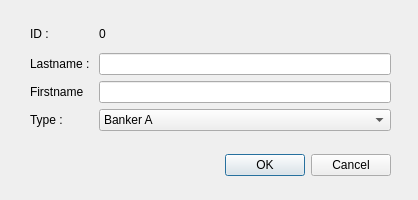
The window that TPQtIntroduction/dialogmodifyemployee.ui (Lydie-Pierrick/TP2-QT-INTRO) describes before a commit, drawn with Qt 5.
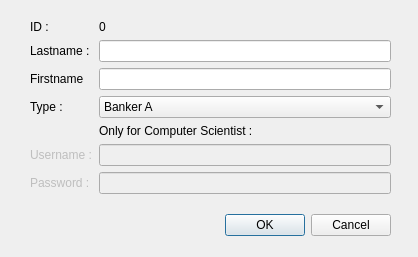
The same window after the commit.

Diff of the .ui file:
```diff
--- a/TPQtIntroduction/dialogmodifyemployee.ui
+++ b/TPQtIntroduction/dialogmodifyemployee.ui
@@ -7,7 +7,7 @@
     <x>0</x>
     <y>0</y>
     <width>418</width>
-    <height>200</height>
+    <height>257</height>
    </rect>
   </property>
   <property name="windowTitle">
@@ -19,10 +19,34 @@
      <x>30</x>
      <y>20</y>
      <width>361</width>
-     <height>111</height>
+     <height>174</height>
     </rect>
    </property>
    <layout class="QGridLayout" name="gridLayout">
+    <item row="6" column="1">
+     <widget class="QLineEdit" name="lineEdit_Username">
+      <property name="enabled">
+       <bool>false</bool>
+      </property>
+     </widget>
+    </item>
+    <item row="6" column="0">
+     <widget class="QLabel" name="label_Username">
+      <property name="enabled">
+       <bool>false</bool>
+      </property>
+      <property name="text">
+       <string>Username :</string>
+      </property>
+     </widget>
+    </item>
+    <item row="4" column="0">
+     <widget class="QLabel" name="label_4">
+      <property name="text">
+       <string>Type :</string>
+      </property>
+     </widget>
+    </item>
     <item row="3" column="0">
      <widget class="QLabel" name="label_Firstname">
       <property name="text">
@@ -30,9 +54,6 @@
       </property>
      </widget>
     </item>
-    <item row="3" column="1">
-     <widget class="QLineEdit" name="lineEdit_Firstname"/>
-    </item>
     <item row="2" column="0">
      <widget class="QLabel" name="label_Lastname">
       <property name="text">
@@ -40,16 +61,6 @@
       </property>
      </widget>
     </item>
-    <item row="2" column="1">
-     <widget class="QLineEdit" name="lineEdit_Lastname"/>
-    </item>
-    <item row="4" column="0">
-     <widget class="QLabel" name="label_4">
-      <property name="text">
-       <string>Type :</string>
-      </property>
-     </widget>
-    </item>
     <item row="0" column="1">
      <widget class="QLabel" name="text_ID">
       <property name="text">
@@ -57,8 +68,11 @@
       </property>
      </widget>
     </item>
+    <item row="2" column="1">
+     <widget class="QLineEdit" name="lineEdit_Lastname"/>
+    </item>
     <item row="4" column="1">
-     <widget class="QComboBox" name="comboBox_Types">
+     <widget class="QComboBox" name="comboBox_Type">
       <item>
        <property name="text">
         <string>Banker A</string>
@@ -96,6 +110,9 @@
       </item>
      </widget>
     </item>
+    <item row="3" column="1">
+     <widget class="QLineEdit" name="lineEdit_Firstname"/>
+    </item>
     <item row="0" column="0">
      <widget class="QLabel" name="label_ID">
       <property name="text">
@@ -103,13 +120,37 @@
       </property>
      </widget>
     </item>
+    <item row="7" column="1">
+     <widget class="QLineEdit" name="lineEdit_Password">
+      <property name="enabled">
+       <bool>false</bool>
+      </property>
+     </widget>
+    </item>
+    <item row="7" column="0">
+     <widget class="QLabel" name="label_Password">
+      <property name="enabled">
+       <bool>false</bool>
+      </property>
+      <property name="text">
+       <string>Password :</string>
+      </property>
+     </widget>
+    </item>
+    <item row="5" column="1">
+     <widget class="QLabel" name="label_OnlyIT">
+      <property name="text">
+       <string>Only for Computer Scientist :</string>
+      </property>
+     </widget>
+    </item>
    </layout>
   </widget>
   <widget class="QWidget" name="horizontalLayoutWidget">
    <property name="geometry">
     <rect>
      <x>30</x>
-     <y>150</y>
+     <y>210</y>
      <width>361</width>
      <height>31</height>
     </rect>
```
